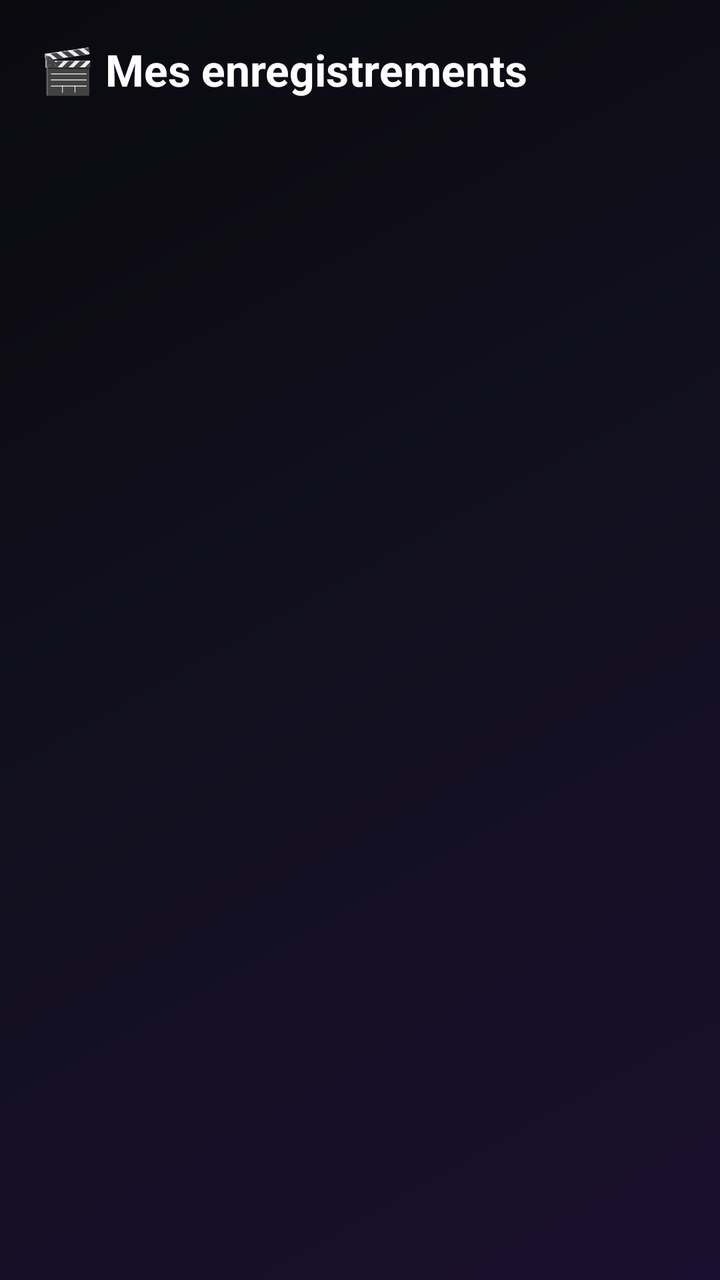
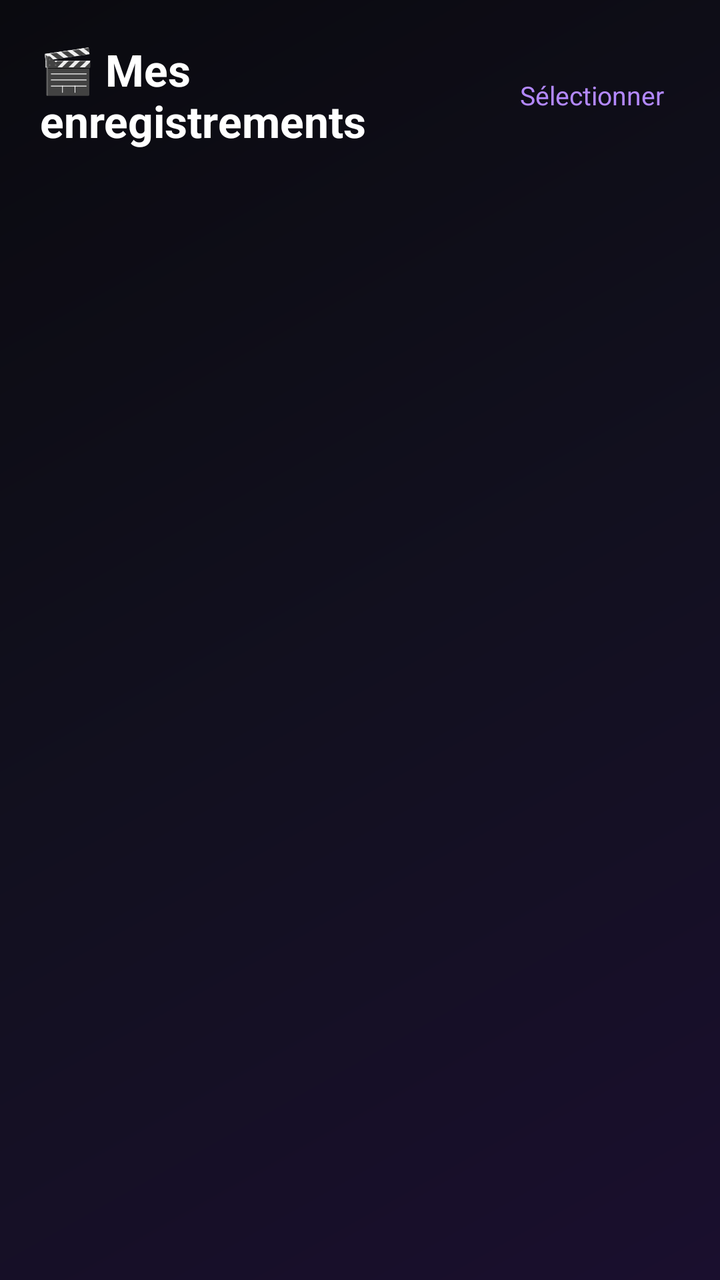

An Android layout rendered at two revisions. The XML below is the earlier revision; the diff shows what the commit changed to produce the second picture.
<!-- AndroidManifest.xml: application theme Theme.ScreenRecorder -->
<!-- res/layout/activity_gallery.xml -->
<?xml version="1.0" encoding="utf-8"?>
<LinearLayout xmlns:android="http://schemas.android.com/apk/res/android"
    android:layout_width="match_parent"
    android:layout_height="match_parent"
    android:orientation="vertical"
    android:background="@drawable/bg_gradient_screen"
    android:padding="20dp">

    <TextView
        android:layout_width="wrap_content"
        android:layout_height="wrap_content"
        android:text="🎬 Mes enregistrements"
        android:textColor="#FFFFFF"
        android:textSize="22sp"
        android:textStyle="bold"
        android:layout_marginBottom="20dp" />

    <TextView
        android:id="@+id/emptyText"
        android:layout_width="match_parent"
        android:layout_height="wrap_content"
        android:text="Aucune vidéo pour le moment"
        android:textColor="#9E9E9E"
        android:gravity="center"
        android:visibility="gone"
        android:layout_marginTop="40dp" />

    <ListView
        android:id="@+id/videoListView"
        android:layout_width="match_parent"
        android:layout_height="match_parent"
        android:divider="@null"
        android:dividerHeight="0dp" />

</LinearLayout>
<!-- resources referenced by this layout -->
<resources>
  <!-- drawable bg_gradient_screen (drawable) -->
  <?xml version="1.0" encoding="utf-8"?>
  <shape xmlns:android="http://schemas.android.com/apk/res/android" android:shape="rectangle">
      <gradient
          android:type="linear"
          android:angle="135"
          android:startColor="#1A0F2E"
          android:centerColor="#12101F"
          android:endColor="#0A0A0F" />
  </shape>
  <style name="Theme.ScreenRecorder" parent="Theme.MaterialComponents.DayNight.NoActionBar" />
</resources>

<!-- the commit's change to res/layout/activity_gallery.xml (unified diff, before → after) -->
@@ -3,17 +3,33 @@
     android:layout_width="match_parent"
     android:layout_height="match_parent"
     android:orientation="vertical"
-    android:background="@drawable/bg_gradient_screen"
-    android:padding="20dp">
+    android:background="@drawable/bg_gradient_screen">
 
-    <TextView
-        android:layout_width="wrap_content"
+    <LinearLayout
+        android:layout_width="match_parent"
         android:layout_height="wrap_content"
-        android:text="🎬 Mes enregistrements"
-        android:textColor="#FFFFFF"
-        android:textSize="22sp"
-        android:textStyle="bold"
-        android:layout_marginBottom="20dp" />
+        android:orientation="horizontal"
+        android:gravity="center_vertical"
+        android:padding="20dp">
+
+        <TextView
+            android:layout_width="0dp"
+            android:layout_height="wrap_content"
+            android:layout_weight="1"
+            android:text="🎬 Mes enregistrements"
+            android:textColor="#FFFFFF"
+            android:textSize="22sp"
+            android:textStyle="bold" />
+
+        <TextView
+            android:id="@+id/selectModeButton"
+            android:layout_width="wrap_content"
+            android:layout_height="wrap_content"
+            android:text="Sélectionner"
+            android:textColor="#B388FF"
+            android:textSize="13sp"
+            android:padding="8dp" />
+    </LinearLayout>
 
     <TextView
         android:id="@+id/emptyText"
@@ -28,8 +44,41 @@
     <ListView
         android:id="@+id/videoListView"
         android:layout_width="match_parent"
-        android:layout_height="match_parent"
+        android:layout_height="0dp"
+        android:layout_weight="1"
+        android:paddingStart="20dp"
+        android:paddingEnd="20dp"
         android:divider="@null"
         android:dividerHeight="0dp" />
 
+    <LinearLayout
+        android:id="@+id/mergeBar"
+        android:layout_width="match_parent"
+        android:layout_height="wrap_content"
+        android:orientation="horizontal"
+        android:gravity="center_vertical"
+        android:background="@drawable/bg_stat_purple"
+        android:padding="16dp"
+        android:visibility="gone">
+
+        <TextView
+            android:id="@+id/selectionCountText"
+            android:layout_width="0dp"
+            android:layout_height="wrap_content"
+            android:layout_weight="1"
+            android:text="0 sélectionnée(s)"
+            android:textColor="#FFFFFF"
+            android:textSize="14sp" />
+
+        <Button
+            android:id="@+id/mergeConfirmButton"
+            android:layout_width="wrap_content"
+            android:layout_height="wrap_content"
+            android:text="Fusionner"
+            android:textAllCaps="false"
+            android:background="@drawable/bg_card"
+            android:textColor="#FFFFFF" />
+
+    </LinearLayout>
+
 </LinearLayout>
<!-- resource entries referenced after the edit -->
@@ -1,5 +1,11 @@
 <!-- resources referenced by this layout -->
 <resources>
+  <!-- drawable bg_card (drawable) -->
+  <?xml version="1.0" encoding="utf-8"?>
+  <shape xmlns:android="http://schemas.android.com/apk/res/android" android:shape="rectangle">
+      <solid android:color="#1E1E1E" />
+      <corners android:radius="16dp" />
+  </shape>
   <!-- drawable bg_gradient_screen (drawable) -->
   <?xml version="1.0" encoding="utf-8"?>
   <shape xmlns:android="http://schemas.android.com/apk/res/android" android:shape="rectangle">
@@ -10,6 +16,12 @@
           android:centerColor="#12101F"
           android:endColor="#0A0A0F" />
   </shape>
+  <!-- drawable bg_stat_purple (drawable) -->
+  <?xml version="1.0" encoding="utf-8"?>
+  <shape xmlns:android="http://schemas.android.com/apk/res/android" android:shape="rectangle">
+      <gradient android:type="linear" android:angle="45" android:startColor="#7C4DFF" android:endColor="#5E35B1" />
+      <corners android:radius="18dp" />
+  </shape>
   <style name="Theme.ScreenRecorder" parent="Theme.MaterialComponents.DayNight.NoActionBar" />
 </resources>
 
